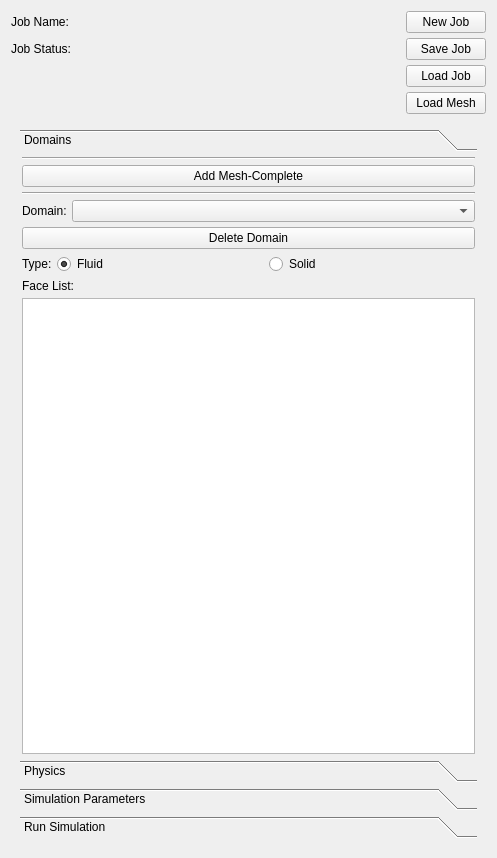
Old version of the form Code/Source/sv4gui/Plugins/org.sv.gui.qt.multiphysics/sv4gui_MultiPhysicsView.ui in the repository SimVascular/SimVascular.
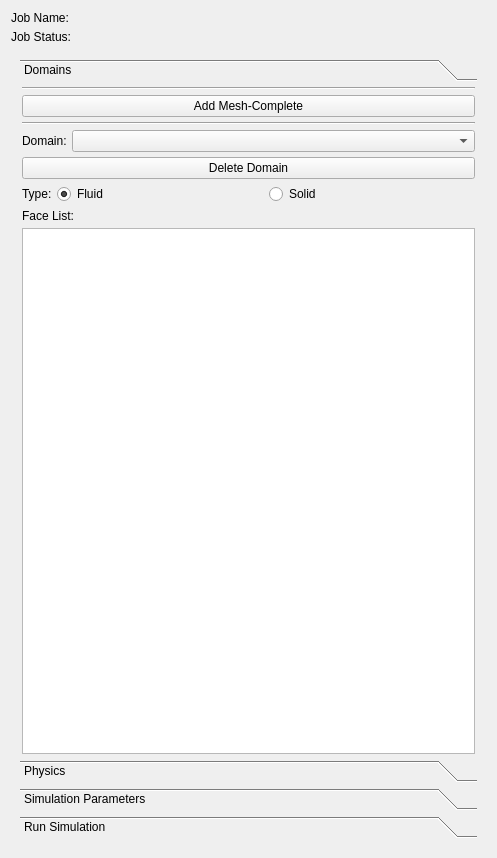
New version of the form. Custom widgets are drawn as their Qt base class.

Commit message: Modify code to not use 'Create Job' button.

The edit to the form file:
```diff
--- a/Code/Source/sv4gui/Plugins/org.sv.gui.qt.multiphysics/sv4gui_MultiPhysicsView.ui
+++ b/Code/Source/sv4gui/Plugins/org.sv.gui.qt.multiphysics/sv4gui_MultiPhysicsView.ui
@@ -25,10 +25,16 @@
      <property name="spacing">
       <number>5</number>
      </property>
-     <item row="2" column="2">
-      <widget class="QPushButton" name="btnLoadJob">
+     <item row="0" column="0">
+      <widget class="QLabel" name="label_14">
+       <property name="sizePolicy">
+        <sizepolicy hsizetype="Fixed" vsizetype="Preferred">
+         <horstretch>0</horstretch>
+         <verstretch>0</verstretch>
+        </sizepolicy>
+       </property>
        <property name="text">
-        <string>Load Job</string>
+        <string>Job Name:</string>
        </property>
       </widget>
      </item>
@@ -39,26 +45,6 @@
        </property>
       </widget>
      </item>
-     <item row="1" column="2">
-      <widget class="QPushButton" name="btnSave">
-       <property name="text">
-        <string>Save Job</string>
-       </property>
-      </widget>
-     </item>
-     <item row="0" column="2">
-      <widget class="QPushButton" name="btnNewJob">
-       <property name="sizePolicy">
-        <sizepolicy hsizetype="Fixed" vsizetype="Fixed">
-         <horstretch>0</horstretch>
-         <verstretch>0</verstretch>
-        </sizepolicy>
-       </property>
-       <property name="text">
-        <string>New Job</string>
-       </property>
-      </widget>
-     </item>
      <item row="0" column="1">
       <widget class="QLabel" name="labelJobName">
        <property name="text">
@@ -66,26 +52,6 @@
        </property>
       </widget>
      </item>
-     <item row="3" column="2">
-      <widget class="QPushButton" name="loadMeshButton">
-       <property name="text">
-        <string>Load Mesh</string>
-       </property>
-      </widget>
-     </item>
-     <item row="0" column="0">
-      <widget class="QLabel" name="label_14">
-       <property name="sizePolicy">
-        <sizepolicy hsizetype="Fixed" vsizetype="Preferred">
-         <horstretch>0</horstretch>
-         <verstretch>0</verstretch>
-        </sizepolicy>
-       </property>
-       <property name="text">
-        <string>Job Name:</string>
-       </property>
-      </widget>
-     </item>
      <item row="1" column="1">
       <widget class="QLabel" name="labelJobStatus">
        <property name="text">
@@ -106,7 +72,7 @@
            <x>0</x>
            <y>0</y>
            <width>449</width>
-           <height>557</height>
+           <height>564</height>
           </rect>
          </property>
          <attribute name="label">
```
Left out of the diff: 4 changed lines with no effect on the pictures. The commit also changes 2 other files.
